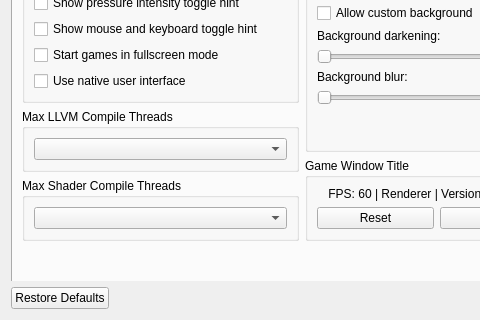
Qt form rpcs3/rpcs3qt/settings_dialog.ui (RPCS3/rpcs3) before a commit; both pictures show x 0 to 480 and y 368 to 688 of the 856 by 688 pixel window.
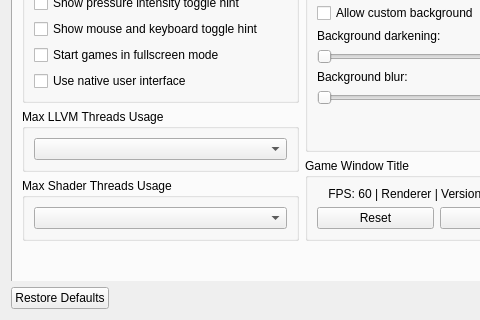
The same form after that commit. The open tabs and pages were chosen to show the change. Icons and pictures are not drawn.

Commit message: Rewrite Shader/LLVM Threads Limit Settings For Portability

The edit to the form file:
```diff
--- a/rpcs3/rpcs3qt/settings_dialog.ui
+++ b/rpcs3/rpcs3qt/settings_dialog.ui
@@ -3037,7 +3037,7 @@
             <item>
              <widget class="QGroupBox" name="gb_max_llvm">
               <property name="title">
-               <string>Max LLVM Compile Threads</string>
+               <string>Max LLVM Threads Usage</string>
               </property>
               <layout class="QVBoxLayout" name="gb_max_llvm_layout">
                <item>
@@ -3049,7 +3049,7 @@
             <item>
              <widget class="QGroupBox" name="gb_shader_compiler_threads">
               <property name="title">
-               <string>Max Shader Compile Threads</string>
+               <string>Max Shader Threads Usage</string>
               </property>
               <layout class="QVBoxLayout" name="gb_shader_compiler_threads_layout">
                <item>
```
Left out of the diff: 4 changed lines with no effect on the pictures. The commit also changes 13 other files.
